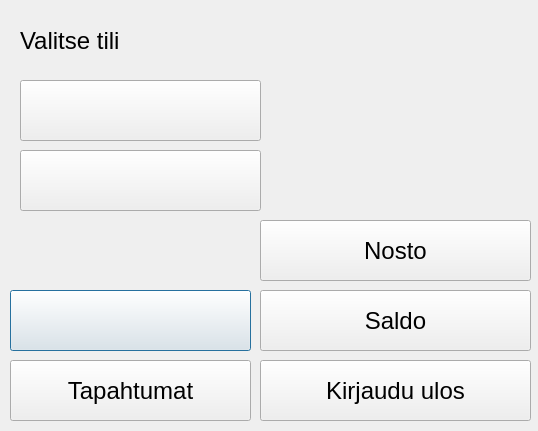
Above: bank-automat/bankAccountMain/account.ui from AleksiPuumala/bank-automat-omakopio before the change. Below: the same form after it.
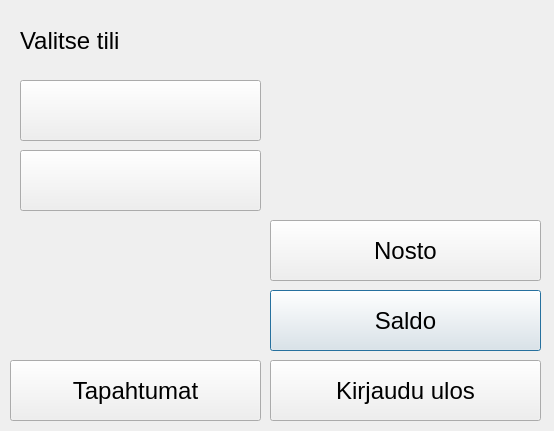
That is the form after the change.

```diff
--- a/bank-automat/bankAccountMain/account.ui
+++ b/bank-automat/bankAccountMain/account.ui
@@ -6,35 +6,17 @@
    <rect>
     <x>0</x>
     <y>0</y>
-    <width>538</width>
+    <width>554</width>
     <height>431</height>
    </rect>
   </property>
   <property name="windowTitle">
    <string>Dialog</string>
   </property>
-  <widget class="QPushButton" name="btnTapahtumat_2">
-   <property name="geometry">
-    <rect>
-     <x>10</x>
-     <y>290</y>
-     <width>241</width>
-     <height>61</height>
-    </rect>
-   </property>
-   <property name="font">
-    <font>
-     <pointsize>18</pointsize>
-    </font>
-   </property>
-   <property name="text">
-    <string/>
-   </property>
-  </widget>
   <widget class="QPushButton" name="btnSaldo">
    <property name="geometry">
     <rect>
-     <x>260</x>
+     <x>270</x>
      <y>290</y>
      <width>271</width>
      <height>61</height>
@@ -52,7 +34,7 @@
   <widget class="QPushButton" name="btnUlos">
    <property name="geometry">
     <rect>
-     <x>260</x>
+     <x>270</x>
      <y>360</y>
      <width>271</width>
      <height>61</height>
@@ -70,7 +52,7 @@
   <widget class="QPushButton" name="btnNosto">
    <property name="geometry">
     <rect>
-     <x>260</x>
+     <x>270</x>
      <y>220</y>
      <width>271</width>
      <height>61</height>
@@ -90,7 +72,7 @@
     <rect>
      <x>10</x>
      <y>360</y>
-     <width>241</width>
+     <width>251</width>
      <height>61</height>
     </rect>
    </property>
```
